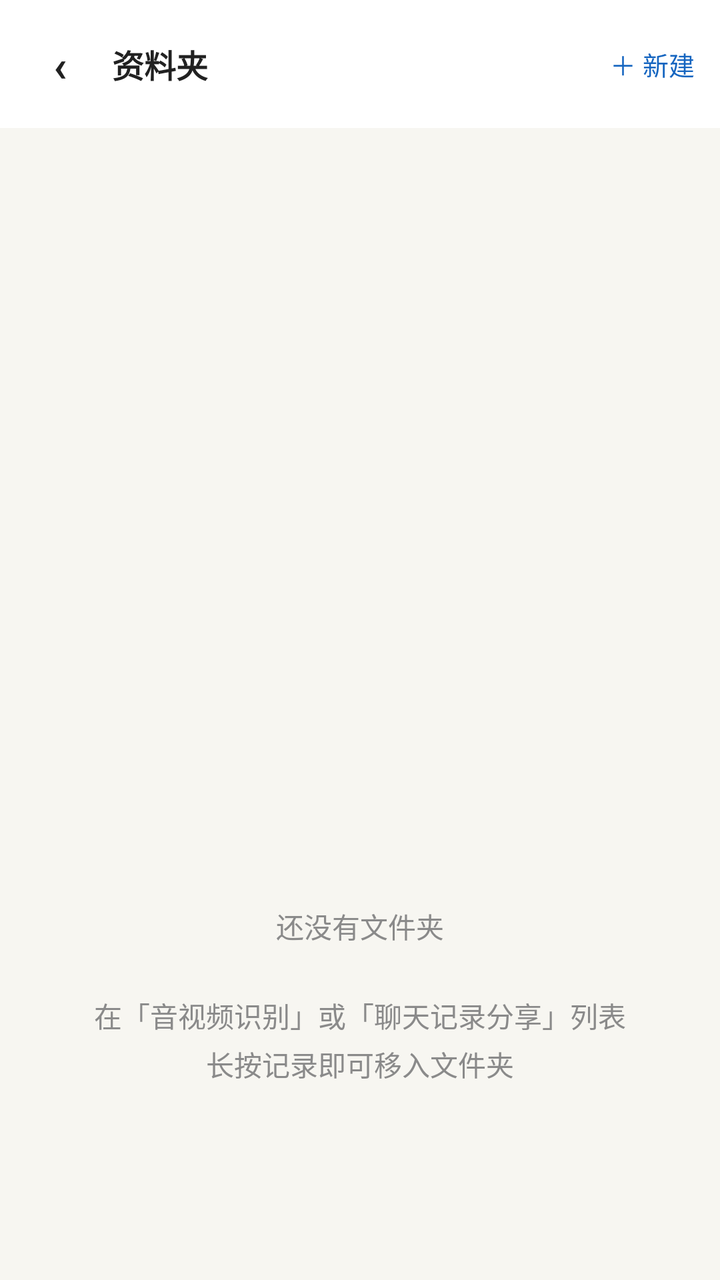
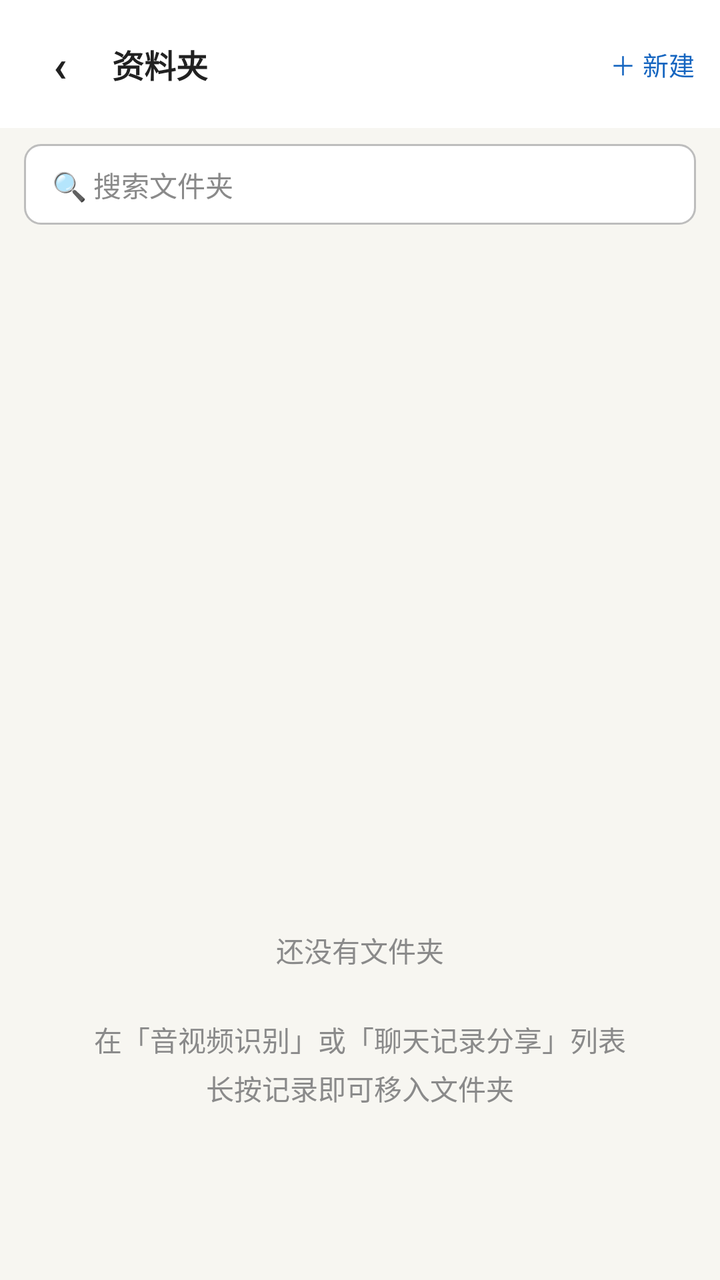

The first picture is an Android layout as it rendered before a commit; the second is the same layout after the commit. The layout source and the unified diff follow.
<!-- AndroidManifest.xml: application theme Theme.LiteBrowser -->
<!-- res/layout/activity_folder.xml -->
<?xml version="1.0" encoding="utf-8"?>
<FrameLayout xmlns:android="http://schemas.android.com/apk/res/android"
    android:layout_width="match_parent"
    android:layout_height="match_parent">

    <LinearLayout
        android:layout_width="match_parent"
        android:layout_height="match_parent"
        android:orientation="vertical"
        android:background="#F7F6F1">

        <LinearLayout
            android:layout_width="match_parent"
            android:layout_height="wrap_content"
            android:gravity="center_vertical"
            android:orientation="horizontal"
            android:background="#FFFFFF"
            android:paddingStart="8dp"
            android:paddingEnd="12dp"
            android:paddingTop="10dp"
            android:paddingBottom="10dp">

            <TextView
                android:id="@+id/btn_back"
                android:layout_width="wrap_content"
                android:layout_height="wrap_content"
                android:minWidth="44dp"
                android:minHeight="44dp"
                android:gravity="center"
                android:text="‹"
                android:textSize="22sp"
                android:textStyle="bold"
                android:textColor="#212121"
                android:contentDescription="@string/folder_manage_back" />

            <TextView
                android:id="@+id/tv_title"
                android:layout_width="0dp"
                android:layout_height="wrap_content"
                android:layout_weight="1"
                android:layout_marginStart="4dp"
                android:textSize="16sp"
                android:textStyle="bold"
                android:textColor="#212121"
                android:maxLines="1"
                android:ellipsize="end"
                android:text="@string/folder_title" />

            <TextView
                android:id="@+id/btn_share"
                android:layout_width="wrap_content"
                android:layout_height="wrap_content"
                android:minWidth="44dp"
                android:minHeight="44dp"
                android:gravity="center"
                android:text="@string/folder_share_btn"
                android:textSize="13sp"
                android:textColor="#1565C0"
                android:visibility="gone"
                android:contentDescription="@string/folder_share_btn" />

            <TextView
                android:id="@+id/btn_more"
                android:layout_width="wrap_content"
                android:layout_height="wrap_content"
                android:minWidth="44dp"
                android:minHeight="44dp"
                android:gravity="center"
                android:text="⋯"
                android:textSize="18sp"
                android:textStyle="bold"
                android:textColor="#212121"
                android:visibility="gone"
                android:contentDescription="@string/folder_more" />

            <TextView
                android:id="@+id/btn_new"
                android:layout_width="wrap_content"
                android:layout_height="wrap_content"
                android:minWidth="44dp"
                android:minHeight="44dp"
                android:gravity="center"
                android:text="@string/folder_new"
                android:textSize="13sp"
                android:textColor="#1565C0"
                android:contentDescription="@string/folder_create_title" />
        </LinearLayout>

        <ListView
            android:id="@+id/folder_list"
            android:layout_width="match_parent"
            android:layout_height="0dp"
            android:layout_weight="1"
            android:layout_marginTop="6dp"
            android:divider="@null" />

        <TextView
            android:id="@+id/folder_empty_hint"
            android:layout_width="match_parent"
            android:layout_height="0dp"
            android:layout_weight="1"
            android:gravity="center"
            android:text="@string/folder_list_empty"
            android:textSize="14sp"
            android:textColor="#8A8A8A"
            android:lineSpacingExtra="4dp" />
    </LinearLayout>

    
    <FrameLayout
        android:id="@+id/preview_container"
        android:layout_width="match_parent"
        android:layout_height="match_parent"
        android:background="#FFFFFF"
        android:visibility="gone" />
</FrameLayout>
<!-- resources referenced by this layout -->
<resources>
  <string name="folder_create_title">新建文件夹</string>
  <string name="folder_list_empty">还没有文件夹\n\n在「音视频识别」或「聊天记录分享」列表\n长按记录即可移入文件夹</string>
  <string name="folder_manage_back">返回</string>
  <string name="folder_more">更多操作</string>
  <string name="folder_new">＋ 新建</string>
  <string name="folder_share_btn">分享</string>
  <string name="folder_title">资料夹</string>
  <style name="Theme.LiteBrowser" parent="Theme.MaterialComponents.DayNight.NoActionBar">
          <item name="colorPrimary">@color/purple_500</item>
          <item name="colorPrimaryVariant">@color/purple_700</item>
          <item name="colorOnPrimary">@color/white</item>
          <item name="android:statusBarColor">@android:color/transparent</item>
          <item name="android:navigationBarColor">@android:color/transparent</item>
          <item name="android:windowLightStatusBar" tools:targetApi="23">false</item>
      </style>
  <color name="purple_500">#6200EE</color>
  <color name="purple_700">#3700B3</color>
  <color name="white">#FFFFFF</color>
</resources>

<!-- the commit's change to res/layout/activity_folder.xml (unified diff, before → after) -->
@@ -86,6 +86,27 @@
                 android:contentDescription="@string/folder_create_title" />
         </LinearLayout>
 
+        
+        <EditText
+            android:id="@+id/folder_search_input"
+            android:layout_width="match_parent"
+            android:layout_height="wrap_content"
+            android:layout_marginTop="8dp"
+            android:layout_marginStart="12dp"
+            android:layout_marginEnd="12dp"
+            android:background="@drawable/bg_search_input"
+            android:paddingStart="14dp"
+            android:paddingEnd="14dp"
+            android:paddingTop="10dp"
+            android:paddingBottom="10dp"
+            android:hint="@string/folder_search_hint"
+            android:textColor="#212121"
+            android:textColorHint="#8A8A8A"
+            android:inputType="text"
+            android:maxLines="1"
+            android:imeOptions="actionSearch"
+            android:textSize="14sp" />
+
         <ListView
             android:id="@+id/folder_list"
             android:layout_width="match_parent"
<!-- resource entries referenced after the edit -->
@@ -1,10 +1,20 @@
 <!-- resources referenced by this layout -->
 <resources>
+  <!-- drawable bg_search_input (drawable) -->
+  <?xml version="1.0" encoding="utf-8"?>
+  <shape xmlns:android="http://schemas.android.com/apk/res/android">
+      <solid android:color="#FFFFFF" />
+      <stroke
+          android:width="1dp"
+          android:color="#BDBDBD" />
+      <corners android:radius="8dp" />
+  </shape>
   <string name="folder_create_title">新建文件夹</string>
   <string name="folder_list_empty">还没有文件夹\n\n在「音视频识别」或「聊天记录分享」列表\n长按记录即可移入文件夹</string>
   <string name="folder_manage_back">返回</string>
   <string name="folder_more">更多操作</string>
   <string name="folder_new">＋ 新建</string>
+  <string name="folder_search_hint">🔍 搜索文件夹</string>
   <string name="folder_share_btn">分享</string>
   <string name="folder_title">资料夹</string>
   <style name="Theme.LiteBrowser" parent="Theme.MaterialComponents.DayNight.NoActionBar">
